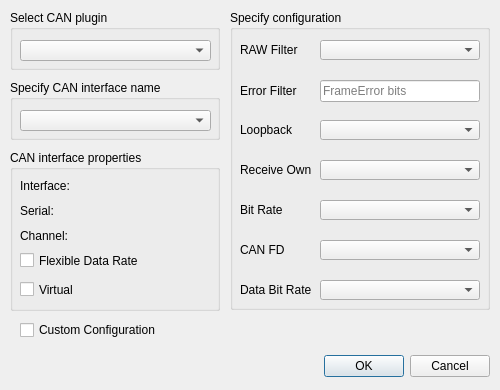
Above: src/main/connect_dialog.ui from Clever0ne/CannabusControl before the change. Below: the same form after it.
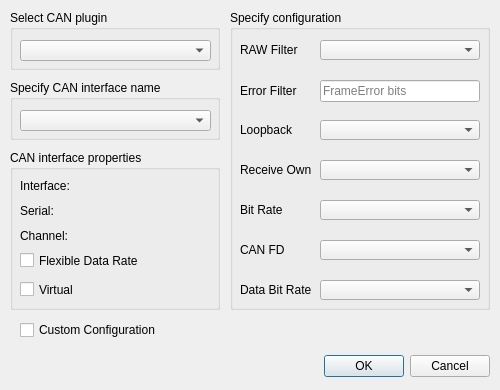
That is the form after the change. Custom widgets are drawn as their Qt base class.

Commit message: Первая версия окно лога, вероятно, готова к испытаниям.

Diff of the .ui file:
```diff
--- a/src/main/connect_dialog.ui
+++ b/src/main/connect_dialog.ui
@@ -96,7 +96,7 @@
      <x>10</x>
      <y>150</y>
      <width>210</width>
-     <height>161</height>
+     <height>160</height>
     </rect>
    </property>
    <property name="title">
```
The commit also changes 7 other files.
